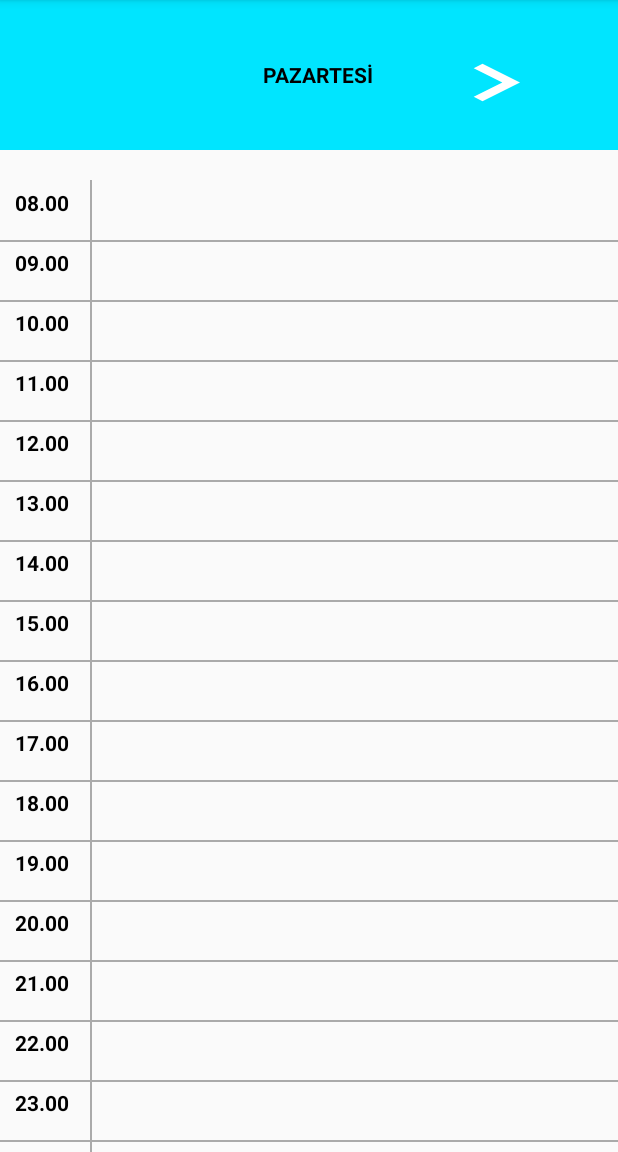
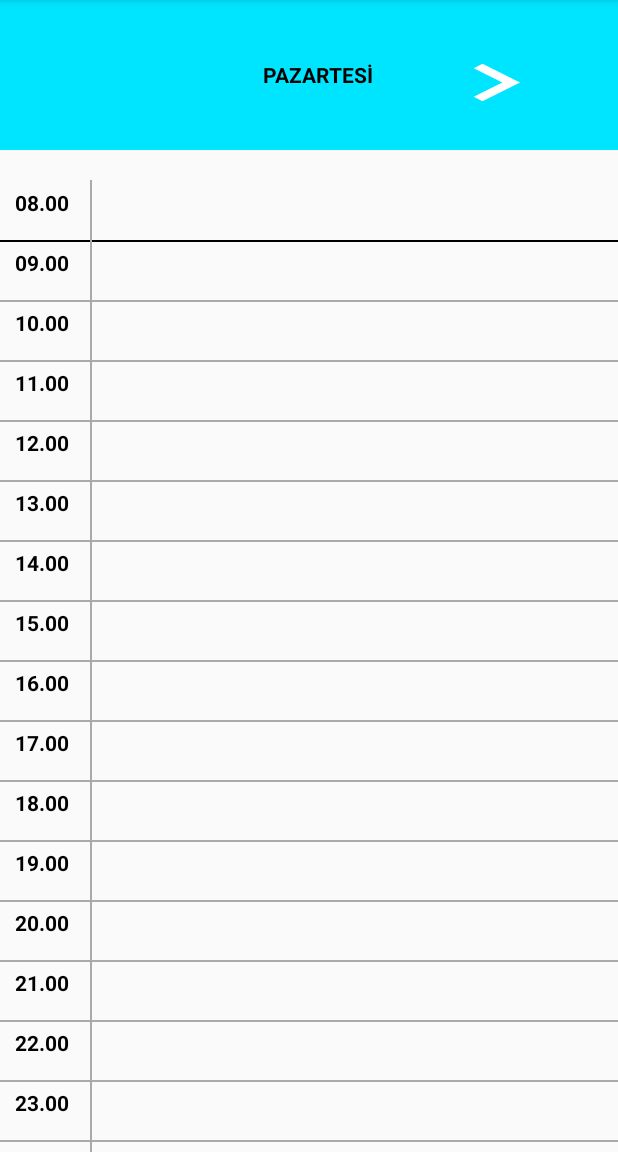
Before and after one commit to elifctnkaya/ProgramPreparation, an Android app: the Fragment1 screen opened directly, with no data from a screen before it, on a phone screen of 412 x 824 dp, the part 84-1236 px from its top. Run offline under Robolectric (Android 15) with nearby library versions, the phone set to English and light mode, and no system bars.

Commit message:
Merge remote-tracking branch 'origin/master'
# Conflicts:
#	app/src/main/java/com/example/takvimdeneme/EditActivity.java
#	app/src/main/java/com/example/takvimdeneme/Fragment1.java
#	app/src/main/java/com/example/takvimdeneme/MainActivity.java

```diff
--- a/app/src/main/java/com/example/takvimdeneme/EditActivity.java
+++ b/app/src/main/java/com/example/takvimdeneme/EditActivity.java
@@ -104,7 +104,6 @@ public class EditActivity extends AppCompatActivity implements PopupMenu.OnMenuI
                                     if(ed == true){
                                         System.out.println("Ekrana Bas");
                                         Toast.makeText(getApplicationContext(),"Veri Yüklendi", Toast.LENGTH_SHORT).show();
-                                        System.out.println("GUNNNNNN: " + x1);
                                         switch (x1) {
                                             case "PAZARTESİ":
                                                 gecis(new Fragment1());
--- a/app/src/main/java/com/example/takvimdeneme/Fragment1.java
+++ b/app/src/main/java/com/example/takvimdeneme/Fragment1.java
@@ -93,7 +93,7 @@ public class Fragment1 extends Fragment {
         de17 = view.findViewById(R.id.editText16);
 
         //
-
+        duzenle(de1);
         Database database = new Database(getContext());
 
         /*if(database.VeriAra(gun)){
@@ -122,7 +122,6 @@ public class Fragment1 extends Fragment {
                     case "08.00":
                         de1.setText(ders+"\n"+hoca);
                         de1.setBackgroundColor(Color.BLUE);
-                        de1.setPadding(10,10,10,10);
                         break;
                     case "09.00":
                         de2.setText(ders+"\n"+hoca);
@@ -192,7 +191,7 @@ public class Fragment1 extends Fragment {
             }
 
         }
-
+/*
         button.setOnClickListener(new View.OnClickListener() {
             @Override
             public void onClick(View v) {
@@ -217,7 +216,7 @@ public class Fragment1 extends Fragment {
 
             }
         });
-
+*/
                /* try{
                     Database database = new Database(getContext());
                     List<String> vVeriler = database.VeriListele();
@@ -266,4 +265,8 @@ public class Fragment1 extends Fragment {
         intent.putExtras(bundle);
         startActivity(intent);
     }
+
+    public void duzenle(View view){
+        Toast.makeText(getContext(),"Duzenle Butonu Çalıştı",Toast.LENGTH_SHORT).show();
+    }
 }
--- a/app/src/main/res/layout/fragment1.xml
+++ b/app/src/main/res/layout/fragment1.xml
@@ -55,7 +55,7 @@
                 android:layout_height="wrap_content"
                 android:layout_weight="2">
 
-                <Button
+                <!--<Button
                     android:id="@+id/sayfaninTamami"
                     android:layout_width="500dp"
                     android:layout_height="700dp"
@@ -63,7 +63,7 @@
                     android:layout_marginTop="15dp"
                     android:alpha = "0"
 
-                    />
+                    />-->
 
                 <TextView
                     android:id="@+id/textView"
@@ -89,14 +89,17 @@
                     android:textColor="@color/colorblack"
                     android:textAlignment="center"
                     android:onClick="duzenle"
-                    tools:ignore="OnClick"
-                    android:gravity="center_horizontal"/>
+                    android:clickable="true"
+                    android:gravity="center_horizontal"
+                    />
 
                 <View
+                    android:id="@+id/cizgi1"
                     android:layout_width="match_parent"
                     android:layout_height="1dp"
                     android:layout_below="@+id/textView"
-                    android:background="@color/colorDivider" />
+                    android:background="@color/colorblack"
+                    />
 
                 <TextView
                     android:id="@+id/textView1"
@@ -113,7 +116,7 @@
                     android:id="@+id/editText1"
                     android:layout_width="match_parent"
                     android:layout_height="40dp"
-                    android:layout_below="@+id/editText"
+                    android:layout_below="@+id/cizgi1"
                     android:layout_toRightOf="@+id/textView1"
                     android:inputType="textMultiLine"
                     android:textSize="14sp"
```
